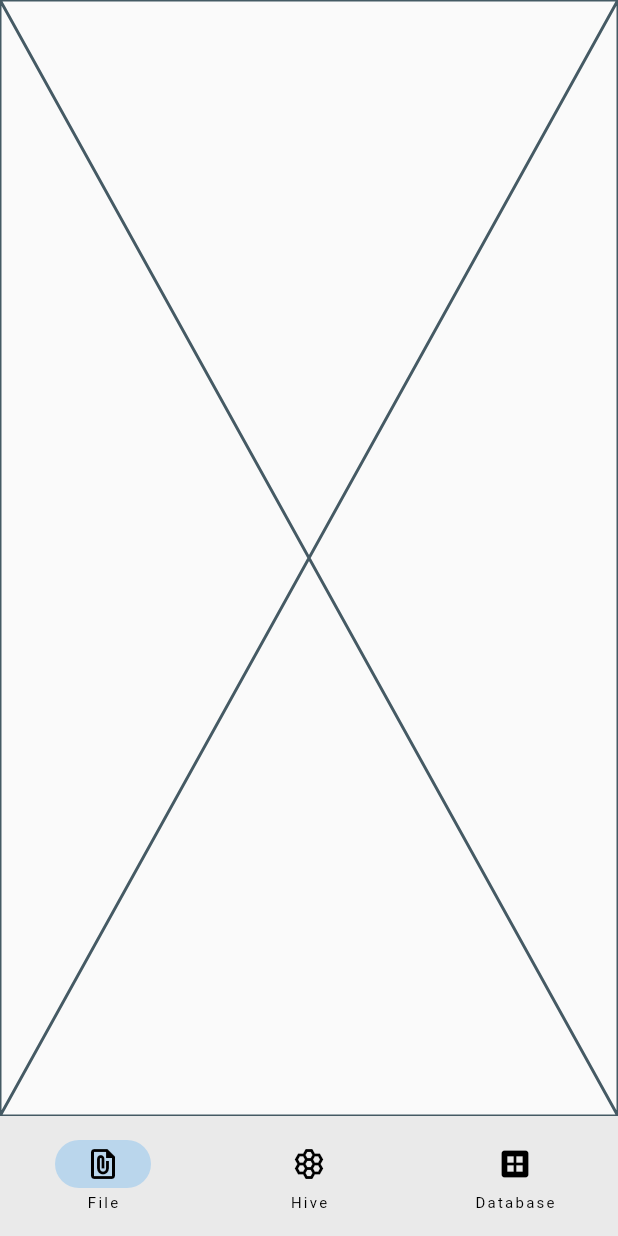
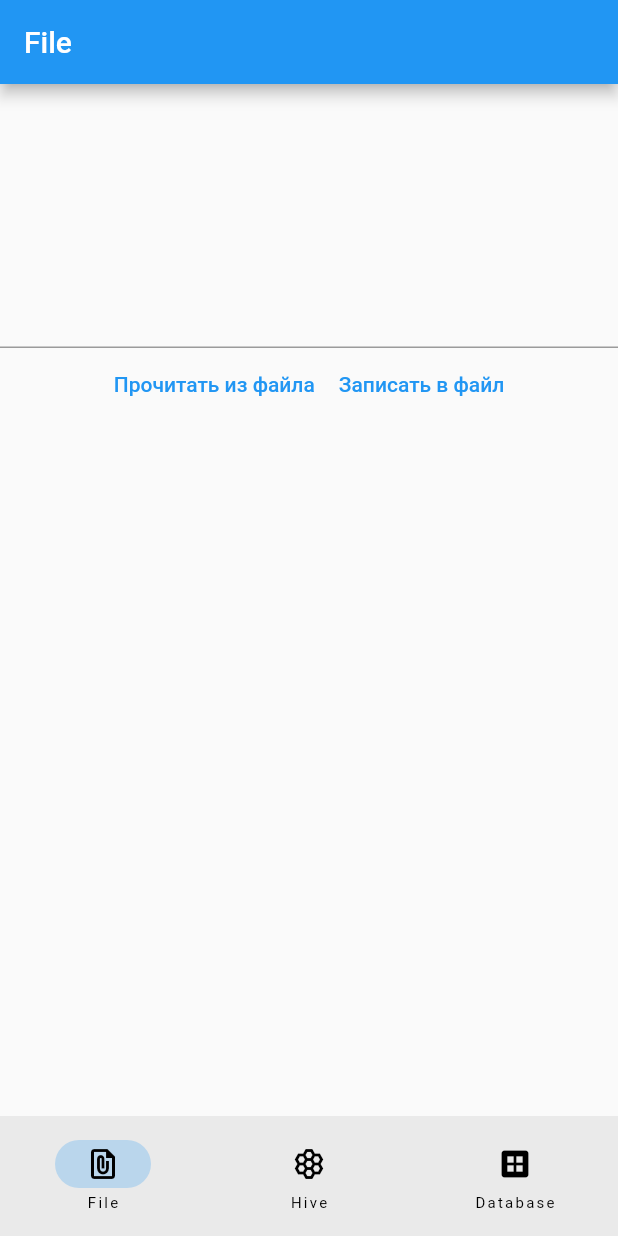
Before and after one commit to Bachar-official/flutter_education, a Flutter app: the screen it shows after launch, on a phone screen of 412 x 824 dp. Run offline on Flutter 3.47's test engine with Material 2 defaults, Android fonts, the phone set to English and light mode, and no system bars.

Commit message:
writing to file

```diff
--- a/lib/file.dart
+++ b/lib/file.dart
@@ -1,10 +1,73 @@
 import 'package:flutter/material.dart';
+import 'package:path_provider/path_provider.dart';
+import 'dart:io';
+import 'dart:async';
 
-class FileExample extends StatelessWidget {
+class FileExample extends StatefulWidget {
   const FileExample({Key? key}) : super(key: key);
 
   @override
+  State<FileExample> createState() => _FileExampleState();
+}
+
+class _FileExampleState extends State<FileExample> {
+  String text = '';
+  final TextEditingController _controller = TextEditingController(text: '');
+
+  void _write() async {
+    final Directory directory = await getApplicationDocumentsDirectory();
+    final File file = File('${directory.path}/file.txt');
+    await file.writeAsString(text);
+  }
+
+  Future<void> _read() async {
+    try {
+      final Directory directory = await getApplicationDocumentsDirectory();
+      debugPrint(directory.path);
+      final File file = File('${directory.path}/file.txt');
+      text = await file.readAsString();
+      _controller.text = text;
+      setState(() {});
+    } catch (e) {
+      debugPrint('Невозможно прочитать файл');
+    }
+  }
+
+  void onTextChange(String newText) {
+    text = newText;
+    setState(() {});
+  }
+
+  @override
   Widget build(BuildContext context) {
-    return const Placeholder();
+    return Scaffold(
+      appBar: AppBar(
+        title: const Text('File'),
+      ),
+      body: Center(
+        child: Column(
+          children: [
+            TextField(
+              maxLines: 8,
+              controller: _controller,
+              onChanged: onTextChange,
+            ),
+            Row(
+              mainAxisAlignment: MainAxisAlignment.center,
+              children: [
+                TextButton(
+                  onPressed: _read,
+                  child: const Text('Прочитать из файла'),
+                ),
+                TextButton(
+                  onPressed: _write,
+                  child: const Text('Записать в файл'),
+                ),
+              ],
+            ),
+          ],
+        ),
+      ),
+    );
   }
 }
--- a/pubspec.yaml
+++ b/pubspec.yaml
@@ -36,6 +36,7 @@ dependencies:
   # The following adds the Cupertino Icons font to your application.
   # Use with the CupertinoIcons class for iOS style icons.
   cupertino_icons: ^1.0.2
+  path_provider: ^2.0.11
 
 dev_dependencies:
   flutter_test:
```
